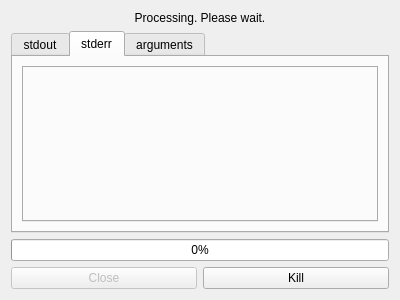
Above: processwidget.ui from ark231/video_re_encoder before the change. Below: the same form after it.
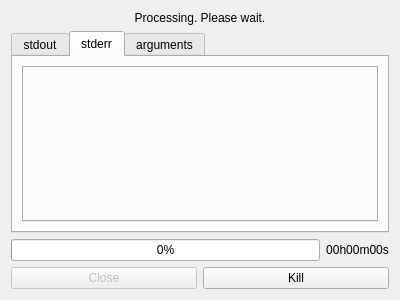
That is the form after the change.

Commit message:
add: プログレスバー表示時、残り時間の予測も表示
速度の単純移動平均をもとに残り時間を予測する機能を追加。

```diff
--- a/processwidget.ui
+++ b/processwidget.ui
@@ -72,6 +72,8 @@
       </widget>
      </item>
      <item>
+      <layout class="QHBoxLayout" name="horizontalLayout_progress">
+       <item>
       <widget class="QProgressBar" name="progressBar">
        <property name="enabled">
         <bool>true</bool>
@@ -86,6 +88,18 @@
         <string>%p%</string>
        </property>
       </widget>
+       </item>
+       <item>
+        <widget class="QLabel" name="label_remaining">
+         <property name="text">
+          <string>00h00m00s</string>
+         </property>
+         <property name="alignment">
+          <set>Qt::AlignCenter</set>
+         </property>
+        </widget>
+       </item>
+      </layout>
      </item>
      <item>
       <layout class="QHBoxLayout" name="horizontalLayout">
```
Lines whose indentation alone changed are shown as unchanged. The commit also changes 2 other files.
